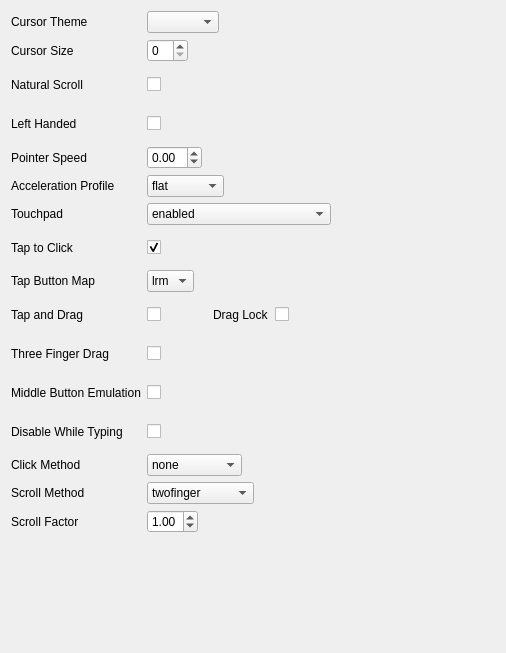
Qt form src/mouse.ui (labwc/labwc-tweaks) before a commit.
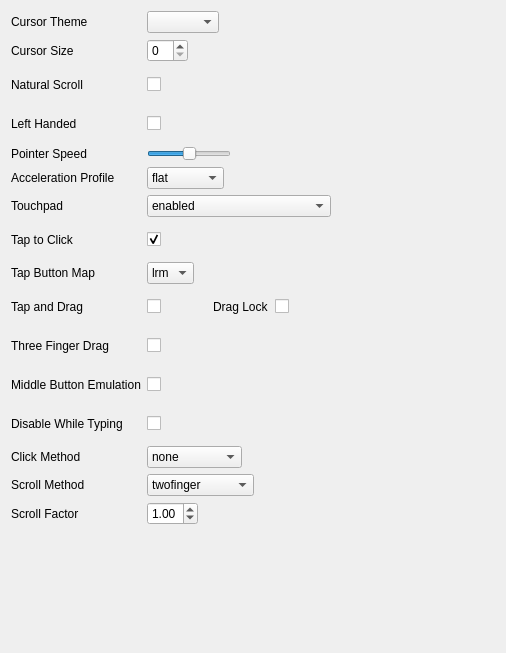
The same form after that commit.

Commit message:
mouse: convert pointer-speed to QSlider
...because it feels a bit weird setting speed to '0' (meaning normal
pace).

```diff
--- a/src/mouse.ui
+++ b/src/mouse.ui
@@ -73,18 +73,18 @@
     </widget>
    </item>
    <item row="4" column="1" colspan="4" alignment="Qt::AlignmentFlag::AlignLeft">
-    <widget class="QDoubleSpinBox" name="pointerSpeed">
-     <property name="decimals">
-      <number>2</number>
-     </property>
+    <widget class="QSlider" name="pointerSpeed">
      <property name="minimum">
-      <double>-1.000000000000000</double>
+      <number>-10</number>
      </property>
      <property name="maximum">
-      <double>1.000000000000000</double>
+      <number>10</number>
      </property>
      <property name="singleStep">
-      <double>0.100000000000000</double>
+      <number>1</number>
+     </property>
+     <property name="orientation">
+      <enum>Qt::Orientation::Horizontal</enum>
      </property>
     </widget>
    </item>
```
The commit also changes 1 other file.
